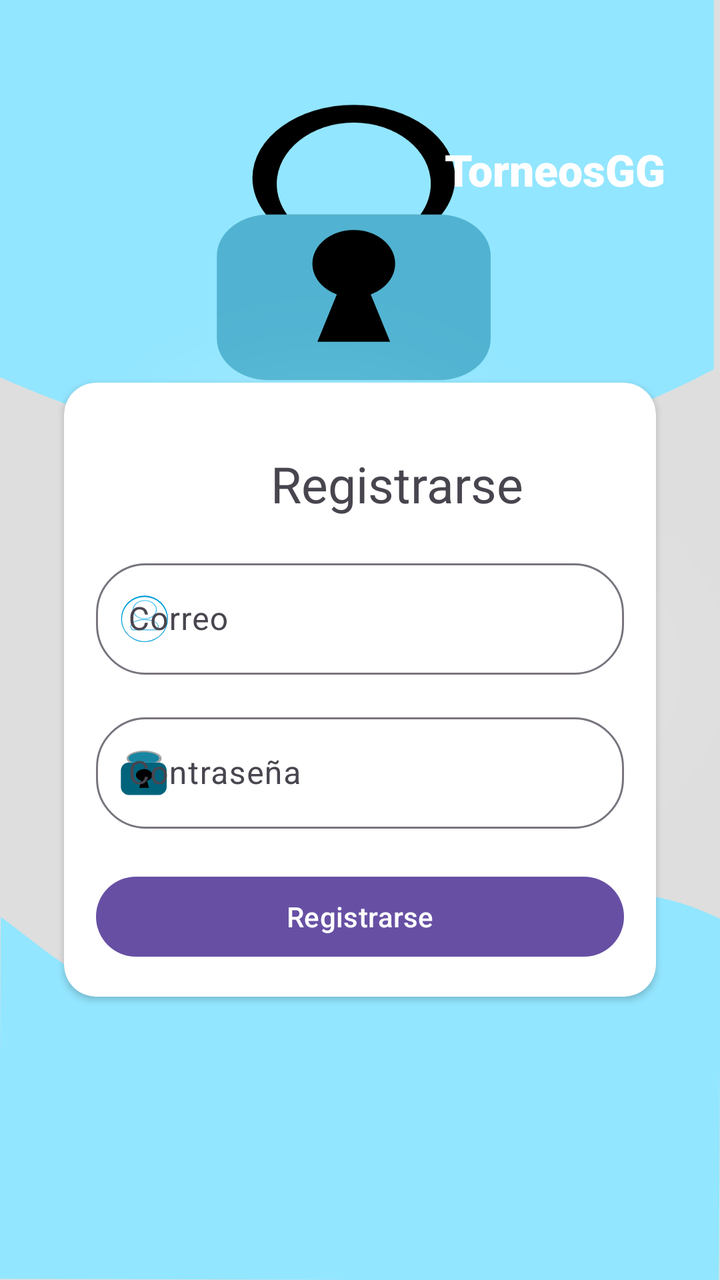
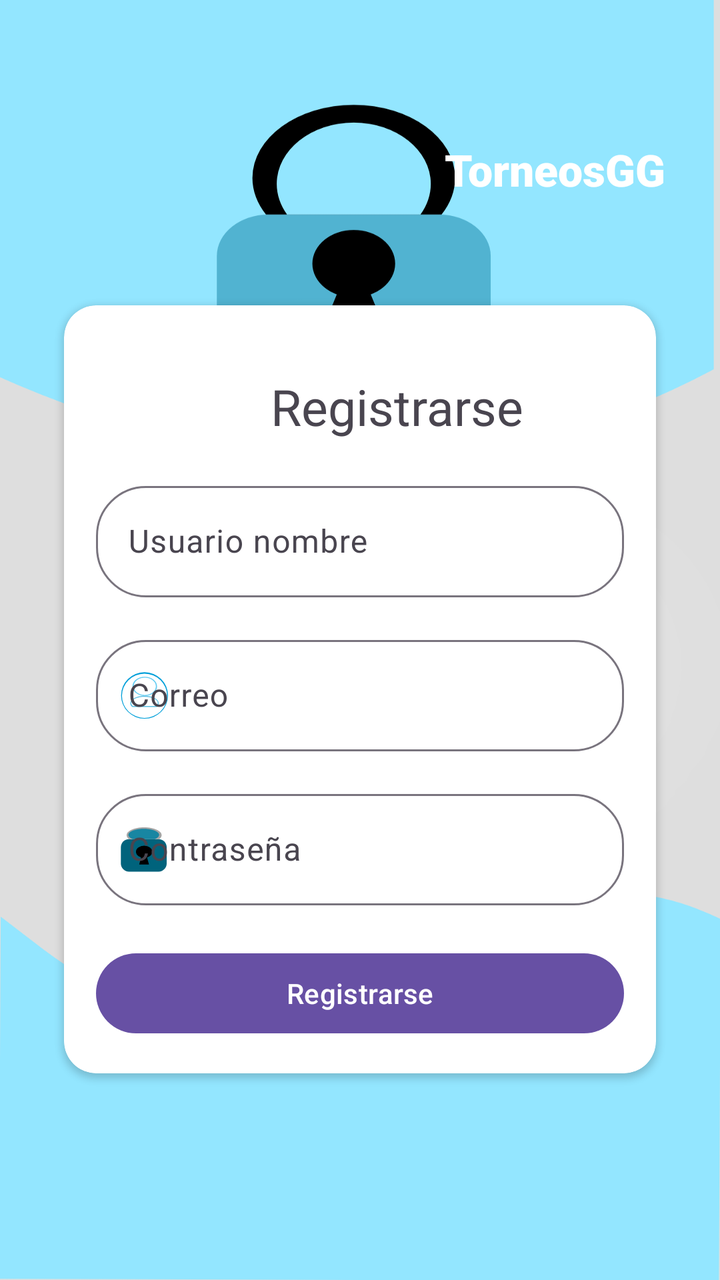

An Android layout rendered at two revisions. The XML below is the earlier revision; the diff shows what the commit changed to produce the second picture.
<!-- AndroidManifest.xml: application theme Theme.AdministracionDeTornerosElectronicos -->
<!-- res/layout/activity_registrarse.xml -->
<?xml version="1.0" encoding="utf-8"?>
<androidx.constraintlayout.widget.ConstraintLayout xmlns:android="http://schemas.android.com/apk/res/android"
    xmlns:app="http://schemas.android.com/apk/res-auto"
    xmlns:tools="http://schemas.android.com/tools"
    android:id="@+id/main"
    android:layout_width="match_parent"
    android:layout_height="match_parent"
    android:background="@drawable/fondo_login"
    android:paddingTop="50dp"
    tools:context=".MainActivity">

    <TextView
        android:id="@+id/textView2"
        android:layout_width="wrap_content"
        android:layout_height="wrap_content"
        android:layout_marginTop="20dp"
        android:fontFamily="sans-serif-black"
        android:text="TorneosGG"
        android:textColor="@color/white"
        android:textSize="22sp"
        app:layout_constraintEnd_toEndOf="parent"
        app:layout_constraintHorizontal_bias="0.892"
        app:layout_constraintStart_toStartOf="parent"
        app:layout_constraintTop_toTopOf="parent" />

    <androidx.cardview.widget.CardView
        android:id="@+id/viewCardLogin"
        android:layout_width="0dp"
        android:layout_height="wrap_content"
        android:layout_marginStart="32dp"
        android:layout_marginEnd="32dp"
        app:cardCornerRadius="16dp"
        app:layout_constraintBottom_toBottomOf="parent"
        app:layout_constraintEnd_toEndOf="parent"
        app:layout_constraintHorizontal_bias="0.0"
        app:layout_constraintStart_toStartOf="parent"
        app:layout_constraintTop_toTopOf="parent"
        app:layout_constraintVertical_bias="0.499">

        <LinearLayout
            android:layout_width="match_parent"
            android:layout_height="wrap_content"
            android:orientation="vertical"
            android:padding="16dp">

            <TextView
                android:id="@+id/textView"
                android:layout_width="301dp"
                android:layout_height="37dp"
                android:layout_marginTop="16dp"
                android:gravity="center"
                android:text="Registrarse"
                android:textAlignment="center"
                android:textSize="25sp" />

            <com.google.android.material.textfield.TextInputLayout
                android:layout_width="match_parent"
                android:layout_height="wrap_content"
                android:layout_marginTop="16dp"
                android:hint="Correo"
                app:boxCornerRadiusBottomEnd="25dp"
                app:boxCornerRadiusBottomStart="25dp"
                app:boxCornerRadiusTopEnd="25dp"
                app:boxCornerRadiusTopStart="25dp"
                app:startIconDrawable="@drawable/icono_login"
                app:startIconTint="@null">

                <com.google.android.material.textfield.TextInputEditText
                    android:id="@+id/idCorreo"
                    android:layout_width="match_parent"

                    android:layout_height="wrap_content"
                    android:layout_marginTop="16dp"
                    android:inputType="textEmailAddress" />
            </com.google.android.material.textfield.TextInputLayout>

            <com.google.android.material.textfield.TextInputLayout
                android:layout_width="match_parent"
                android:layout_height="wrap_content"
                android:layout_marginTop="16dp"
                android:hint="Contraseña"
                app:boxCornerRadiusBottomEnd="25dp"
                app:boxCornerRadiusBottomStart="25dp"
                app:boxCornerRadiusTopEnd="25dp"
                app:boxCornerRadiusTopStart="25dp"
                app:startIconDrawable="@drawable/icon_contrasena"
                app:startIconTint="@null">

                <com.google.android.material.textfield.TextInputEditText
                    android:id="@+id/idContra"
                    android:layout_width="match_parent"
                    android:layout_height="wrap_content"
                    android:inputType="textPassword" />
            </com.google.android.material.textfield.TextInputLayout>

            <Button
                android:id="@+id/btnRegistrarse"
                android:layout_width="match_parent"
                android:layout_height="wrap_content"
                android:layout_marginTop="20dp"
                android:text="Registrarse"
                app:iconPadding="8dp" />
        </LinearLayout>

    </androidx.cardview.widget.CardView>
</androidx.constraintlayout.widget.ConstraintLayout>
<!-- resources referenced by this layout -->
<resources>
  <color name="white">#FFFFFFFF</color>
  <!-- drawable fondo_login: png bitmap (drawable, 73545 bytes) -->
  <!-- drawable icon_contrasena (drawable) -->
  <vector xmlns:android="http://schemas.android.com/apk/res/android" android:height="24dp" android:viewportHeight="119" android:viewportWidth="119" android:width="24dp">
        
      <path android:fillColor="#00637c" android:pathData="M95.65,34.4c11.08,0 20.08,9 20.08,20.08l0,40.15c0,11.08 -9,20.08 -20.08,20.08l-73.43,0c-11.08,0 -20.08,-9 -20.08,-20.08l-0,-40.15c0,-11.08 9,-20.08 20.08,-20.08l73.43,0Z"/>
        
      <path android:fillColor="#fff" android:pathData="M47.53,67.12a12.16,10.13 0,1 0,24.33 0a12.16,10.13 0,1 0,-24.33 0z"/>
        
      <path android:fillColor="#a4a4a4" android:pathData="M22.21,34.4c-3.81,-2.99 -5.82,-6.37 -5.82,-9.82c0,-10.84 19.46,-19.64 43.44,-19.64c23.97,0 43.44,8.8 43.44,19.64c0,3.45 -2.01,6.84 -5.82,9.82l-75.23,0Z"/>
        
      <path android:fillColor="#1886a2" android:pathData="M31.94,34.4c-7.16,-2.83 -11.18,-6.68 -11.18,-10.69c0,-8.34 17.1,-15.11 38.17,-15.11c21.07,0 38.17,6.77 38.17,15.11c0,4.01 -4.02,7.85 -11.18,10.69l-53.98,0Z"/>
        
      <path android:fillColor="#FF000000" android:pathData="M39.59,65.55a20.2,15.06 0,1 0,40.41 0a20.2,15.06 0,1 0,-40.41 0z"/>
        
      <path android:fillColor="#FF000000" android:pathData="M65.78,74.55l6.08,22.75l-24.33,0l6.08,-22.75l12.16,0Z"/>
      
  </vector>
  <!-- drawable icono_login (drawable) -->
  <vector xmlns:android="http://schemas.android.com/apk/res/android" android:height="24dp" android:viewportHeight="512" android:viewportWidth="512" android:width="24dp">
        
      <path android:fillColor="#009FD9" android:pathData="M11.42,257.1a248.31,250.29 90,1 0,500.59 0a248.31,250.29 90,1 0,-500.59 0z"/>
        
      <path android:fillColor="#ffffff" android:pathData="M20.64,261.05a236.02,240.85 90,1 0,481.7 0a236.02,240.85 90,1 0,-481.7 0z"/>
        
      <path android:fillColor="#64CCF2" android:pathData="M133.13,158.26a101.22,131.01 90.69,1 0,261.99 3.14a101.22,131.01 90.69,1 0,-261.99 -3.14z"/>
        
      <path android:fillColor="#ffffff" android:pathData="M145.67,159.82a92.27,118.45 90,1 0,236.9 0a92.27,118.45 90,1 0,-236.9 0z"/>
        
      <path android:fillColor="#5BBEE2" android:pathData="M129.91,380.57C116.58,368.46 109.56,354.72 109.56,340.73C109.56,296.75 177.63,261.05 261.49,261.05C345.34,261.05 413.42,296.75 413.42,340.73C413.42,354.72 406.4,368.46 393.06,380.57L129.91,380.57Z"/>
        
      <path android:fillColor="#ffffff" android:pathData="M138.85,370.1C126.42,360.11 119.88,348.78 119.88,337.24C119.88,300.97 183.33,271.53 261.49,271.53C339.65,271.53 403.1,300.97 403.1,337.24C403.1,348.78 396.56,360.11 384.13,370.1L138.85,370.1Z"/>
      
  </vector>
  <style name="Theme.AdministracionDeTornerosElectronicos" parent="Base.Theme.AdministracionDeTornerosElectronicos" />
  <style name="Base.Theme.AdministracionDeTornerosElectronicos" parent="Theme.Material3.DayNight.NoActionBar">
          
          
      </style>
</resources>

<!-- the commit's change to res/layout/activity_registrarse.xml (unified diff, before → after) -->
@@ -57,6 +57,27 @@
                 android:layout_width="match_parent"
                 android:layout_height="wrap_content"
                 android:layout_marginTop="16dp"
+                android:hint="Usuario nombre"
+                app:boxCornerRadiusBottomEnd="25dp"
+                app:boxCornerRadiusBottomStart="25dp"
+                app:boxCornerRadiusTopEnd="25dp"
+                app:boxCornerRadiusTopStart="25dp"
+                app:startIconTint="@null">
+
+                <com.google.android.material.textfield.TextInputEditText
+                    android:id="@+id/idNombre"
+                    android:layout_width="match_parent"
+
+                    android:layout_height="wrap_content"
+                    android:layout_marginTop="16dp"
+                    android:inputType="text" />
+            </com.google.android.material.textfield.TextInputLayout>
+
+
+            <com.google.android.material.textfield.TextInputLayout
+                android:layout_width="match_parent"
+                android:layout_height="wrap_content"
+                android:layout_marginTop="16dp"
                 android:hint="Correo"
                 app:boxCornerRadiusBottomEnd="25dp"
                 app:boxCornerRadiusBottomStart="25dp"
